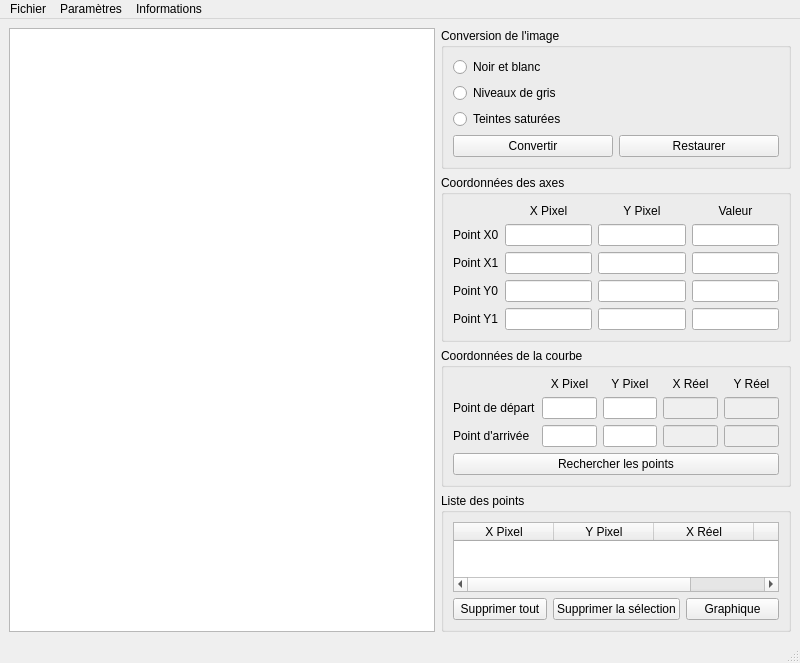
Qt form interfaces/EcranPrincipal.ui (lovehina13/NumerisationDeCourbes) before a commit.
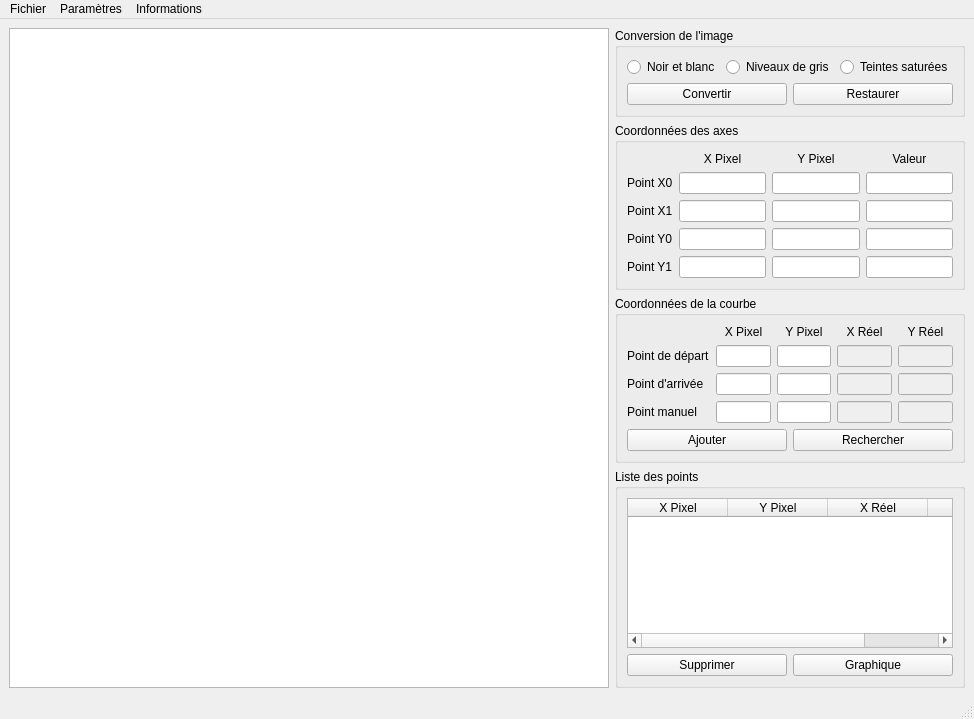
The same form after that commit.

Commit message: Implémentation des classes Repere et EcranPrincipal (non terminées).

```diff
--- a/interfaces/EcranPrincipal.ui
+++ b/interfaces/EcranPrincipal.ui
@@ -6,8 +6,8 @@
    <rect>
     <x>0</x>
     <y>0</y>
-    <width>800</width>
-    <height>612</height>
+    <width>942</width>
+    <height>719</height>
    </rect>
   </property>
   <property name="windowTitle">
@@ -16,66 +16,65 @@
   <widget class="QWidget" name="centralWidget">
    <layout class="QGridLayout" name="gridLayoutCentralWidget">
     <item row="0" column="0" rowspan="4">
-     <widget class="QGraphicsView" name="graphicsViewImage"/>
+     <widget class="QGraphicsView" name="graphicsViewImage">
+      <property name="minimumSize">
+       <size>
+        <width>600</width>
+        <height>600</height>
+       </size>
+      </property>
+     </widget>
     </item>
     <item row="0" column="1">
      <widget class="QGroupBox" name="groupBoxConversionImage">
-      <property name="maximumSize">
-       <size>
-        <width>350</width>
-        <height>16777215</height>
-       </size>
-      </property>
       <property name="title">
        <string>Conversion de l'image</string>
       </property>
       <layout class="QGridLayout" name="gridLayoutConversionImage">
-       <item row="0" column="0" colspan="2">
+       <item row="0" column="0">
         <widget class="QRadioButton" name="radioButtonNoirEtBlanc">
          <property name="text">
           <string>Noir et blanc</string>
          </property>
         </widget>
        </item>
-       <item row="1" column="0" colspan="2">
+       <item row="0" column="1">
         <widget class="QRadioButton" name="radioButtonNiveauxDeGris">
          <property name="text">
           <string>Niveaux de gris</string>
          </property>
         </widget>
        </item>
-       <item row="2" column="0" colspan="2">
+       <item row="0" column="2">
         <widget class="QRadioButton" name="radioButtonTeintesSaturees">
          <property name="text">
           <string>Teintes saturées</string>
          </property>
         </widget>
        </item>
-       <item row="3" column="0">
-        <widget class="QPushButton" name="pushButtonConvertir">
-         <property name="text">
-          <string>Convertir</string>
-         </property>
-        </widget>
-       </item>
-       <item row="3" column="1">
-        <widget class="QPushButton" name="pushButtonRestaurer">
-         <property name="text">
-          <string>Restaurer</string>
-         </property>
-        </widget>
+       <item row="1" column="0" colspan="3">
+        <layout class="QHBoxLayout" name="horizontalLayoutConversionImage">
+         <item>
+          <widget class="QPushButton" name="pushButtonConvertir">
+           <property name="text">
+            <string>Convertir</string>
+           </property>
+          </widget>
+         </item>
+         <item>
+          <widget class="QPushButton" name="pushButtonRestaurer">
+           <property name="text">
+            <string>Restaurer</string>
+           </property>
+          </widget>
+         </item>
+        </layout>
        </item>
       </layout>
      </widget>
     </item>
     <item row="1" column="1">
      <widget class="QGroupBox" name="groupBoxCoordonneesAxes">
-      <property name="maximumSize">
-       <size>
-        <width>350</width>
-        <height>16777215</height>
-       </size>
-      </property>
       <property name="title">
        <string>Coordonnées des axes</string>
       </property>
@@ -179,12 +178,6 @@
     </item>
     <item row="2" column="1">
      <widget class="QGroupBox" name="groupBoxCoordonneesCourbe">
-      <property name="maximumSize">
-       <size>
-        <width>350</width>
-        <height>16777215</height>
-       </size>
-      </property>
       <property name="title">
        <string>Coordonnées de la courbe</string>
       </property>
@@ -283,29 +276,61 @@
          </property>
         </widget>
        </item>
-       <item row="3" column="0" colspan="5">
-        <widget class="QPushButton" name="pushButtonRechercherPoints">
+       <item row="3" column="0">
+        <widget class="QLabel" name="labelPointManuel">
          <property name="text">
-          <string>Rechercher les points</string>
+          <string>Point manuel</string>
          </property>
         </widget>
        </item>
+       <item row="3" column="1">
+        <widget class="QLineEdit" name="lineEditPointManuelXPixel"/>
+       </item>
+       <item row="3" column="2">
+        <widget class="QLineEdit" name="lineEditPointManuelYPixel"/>
+       </item>
+       <item row="3" column="3">
+        <widget class="QLineEdit" name="lineEditPointManuelXReel">
+         <property name="enabled">
+          <bool>false</bool>
+         </property>
+        </widget>
+       </item>
+       <item row="3" column="4">
+        <widget class="QLineEdit" name="lineEditPointManuelYReel">
+         <property name="enabled">
+          <bool>false</bool>
+         </property>
+        </widget>
+       </item>
+       <item row="4" column="0" colspan="5">
+        <layout class="QHBoxLayout" name="horizontalLayoutCoordonneesCourbe">
+         <item>
+          <widget class="QPushButton" name="pushButtonAjouter">
+           <property name="text">
+            <string>Ajouter</string>
+           </property>
+          </widget>
+         </item>
+         <item>
+          <widget class="QPushButton" name="pushButtonRechercher">
+           <property name="text">
+            <string>Rechercher</string>
+           </property>
+          </widget>
+         </item>
+        </layout>
+       </item>
       </layout>
      </widget>
     </item>
     <item row="3" column="1">
      <widget class="QGroupBox" name="groupBoxListePoints">
-      <property name="maximumSize">
-       <size>
-        <width>350</width>
-        <height>16777215</height>
-       </size>
-      </property>
       <property name="title">
        <string>Liste des points</string>
       </property>
       <layout class="QGridLayout" name="gridLayoutListePoints">
-       <item row="0" column="0" colspan="3">
+       <item row="0" column="0">
         <widget class="QTableWidget" name="tableWidgetListePoints">
          <property name="editTriggers">
           <set>QAbstractItemView::NoEditTriggers</set>
@@ -333,25 +358,22 @@
         </widget>
        </item>
        <item row="1" column="0">
-        <widget class="QPushButton" name="pushButtonSupprimerTout">
-         <property name="text">
-          <string>Supprimer tout</string>
-         </property>
-        </widget>
-       </item>
-       <item row="1" column="1">
-        <widget class="QPushButton" name="pushButtonSupprimerSelection">
-         <property name="text">
-          <string>Supprimer la sélection</string>
-         </property>
-        </widget>
-       </item>
-       <item row="1" column="2">
-        <widget class="QPushButton" name="pushButtonGraphique">
-         <property name="text">
-          <string>Graphique</string>
-         </property>
-        </widget>
+        <layout class="QHBoxLayout" name="horizontalLayoutListePoints">
+         <item>
+          <widget class="QPushButton" name="pushButtonSupprimer">
+           <property name="text">
+            <string>Supprimer</string>
+           </property>
+          </widget>
+         </item>
+         <item>
+          <widget class="QPushButton" name="pushButtonGraphique">
+           <property name="text">
+            <string>Graphique</string>
+           </property>
+          </widget>
+         </item>
+        </layout>
        </item>
       </layout>
      </widget>
@@ -363,7 +385,7 @@
     <rect>
      <x>0</x>
      <y>0</y>
-     <width>800</width>
+     <width>942</width>
      <height>21</height>
     </rect>
    </property>
@@ -378,13 +400,6 @@
     <addaction name="separator"/>
     <addaction name="actionQuitter"/>
    </widget>
-   <widget class="QMenu" name="menuInformations">
-    <property name="title">
-     <string>Informations</string>
-    </property>
-    <addaction name="actionDocumentation"/>
-    <addaction name="actionAbout"/>
-   </widget>
    <widget class="QMenu" name="menuParametres">
     <property name="title">
      <string>Paramètres</string>
@@ -394,6 +409,13 @@
     <addaction name="actionParametresRecherche"/>
     <addaction name="actionParametresExport"/>
    </widget>
+   <widget class="QMenu" name="menuInformations">
+    <property name="title">
+     <string>Informations</string>
+    </property>
+    <addaction name="actionDocumentation"/>
+    <addaction name="actionAbout"/>
+   </widget>
    <addaction name="menuFichier"/>
    <addaction name="menuParametres"/>
    <addaction name="menuInformations"/>
```
Left out of the diff: 31 changed lines with no effect on the pictures. The commit also changes 5 other files.
